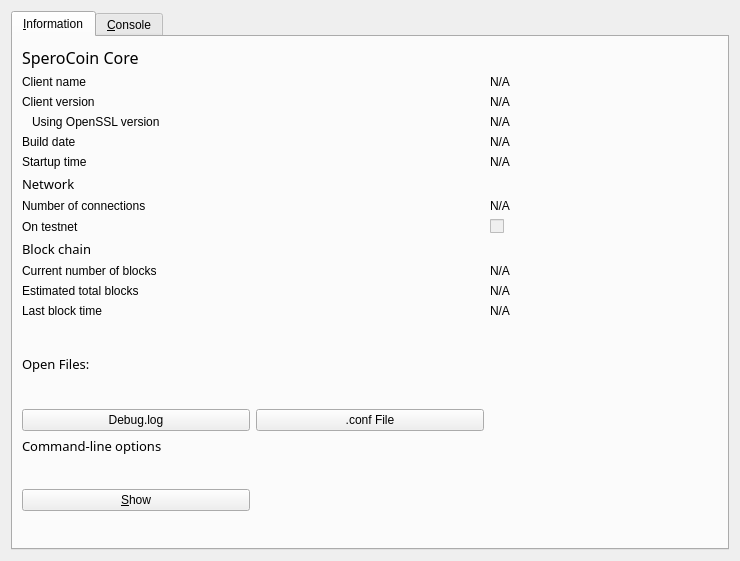
Before: the Qt Designer form src/qt/forms/rpcconsole.ui in LightBurdenOfficial/SperoCoin_Android, drawn with Qt 5.
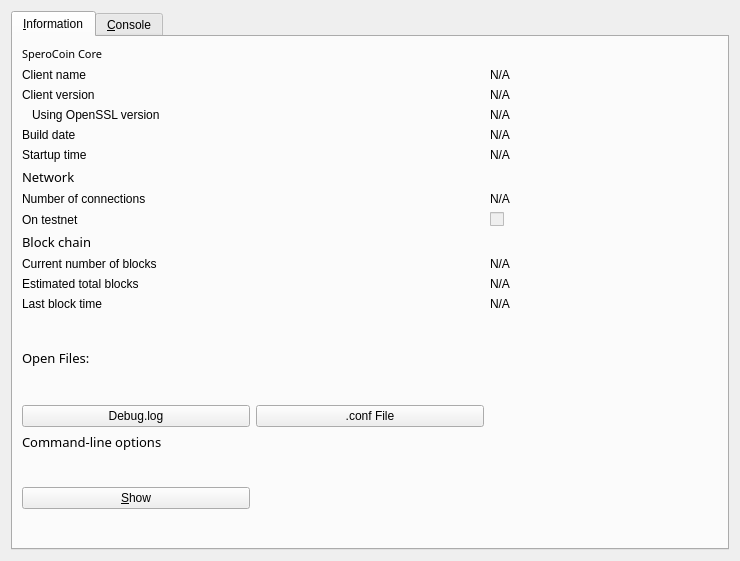
After: the same form once the commit is applied. The open tabs and pages were chosen to show the change. Icons and pictures are not drawn.

Diff of the .ui file:
```diff
--- a/src/qt/forms/rpcconsole.ui
+++ b/src/qt/forms/rpcconsole.ui
@@ -35,7 +35,7 @@
          <property name="font">
           <font>
            <family>Century Gothic</family>
-           <pointsize>12</pointsize>
+           <pointsize>8</pointsize>
            <weight>9</weight>
            <italic>false</italic>
            <bold>false</bold>
@@ -257,6 +257,12 @@
          <property name="enabled">
           <bool>false</bool>
          </property>
+         <property name="sizePolicy">
+          <sizepolicy hsizetype="Minimum" vsizetype="Minimum">
+           <horstretch>0</horstretch>
+           <verstretch>0</verstretch>
+          </sizepolicy>
+         </property>
          <property name="styleSheet">
           <string notr="true">font: 75 8pt &quot;Century Gothic&quot;;</string>
          </property>
```
Left out of the diff: 10 changed lines with no effect on the pictures. Lines whose indentation alone changed are shown as unchanged.
